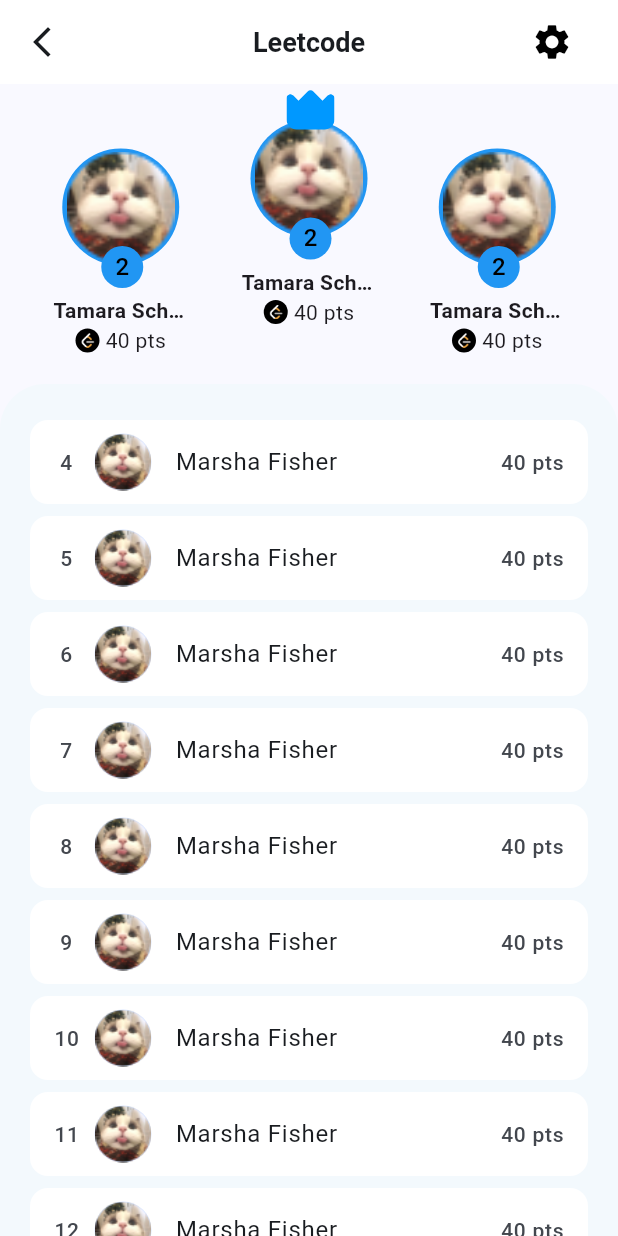
After one commit to FU-DEVER-ORG/FU-DEVER-Dashboard-Mobile, a Flutter app: the LeaderBoard screen opened by its route, on a phone screen of 412 x 824 dp. The commit adds this screen. Run offline on Flutter 3.47's test engine with Material 3 defaults, Android fonts, the phone set to English and light mode, and no system bars; our stand-ins replace auto_size_text, flutter_easyloading, flutter_riverpod, flutter_secure_storage, flutter_svg, flutter_widget_from_html and 5 more; missing offline and left inert: cloudinary_url_gen, flutter_quill, vsc_quill_delta_to_html; accounts and stored records are empty; network calls fail; project files that could hold a hidden picture were left out.

Commit message:
add UI leaderBoard

```diff
--- /dev/null
+++ b/lib/modules/screens/home/leader_board.dart
@@ -0,0 +1,156 @@
+import 'package:flutter/cupertino.dart';
+import 'package:flutter/material.dart';
+import 'package:flutter/widgets.dart';
+import 'package:fudever_dashboard/modules/widgets/custom_text_fields.dart';
+import 'package:fudever_dashboard/modules/widgets/grid_item.dart';
+
+class LeaderBoard extends StatefulWidget {
+  const LeaderBoard({super.key});
+
+  @override
+  State<LeaderBoard> createState() => _LeaderBoardState();
+}
+
+class _LeaderBoardState extends State<LeaderBoard> {
+  final leetcodeController = TextEditingController();
+
+  @override
+  Widget build(BuildContext context) {
+    double screenWidth = MediaQuery.of(context).size.width;
+    return Scaffold(
+      appBar: AppBar(
+        title: Text(
+          "Leetcode",
+          style: TextStyle(color: Theme
+              .of(context)
+              .colorScheme
+              .onBackground),
+        ),
+        backgroundColor: Theme
+            .of(context)
+            .colorScheme
+            .background,
+        centerTitle: true,
+        leading: GestureDetector(
+          onTap: () {
+            Navigator.of(context).pop(false);
+          },
+          child: Icon(
+            Icons.arrow_back_ios_new,
+            color: Theme
+                .of(context)
+                .colorScheme
+                .onBackground,
+          ),
+        ),
+        actions: [
+          IconButton(
+            onPressed: (){
+              showModalBottomSheet(context: context, builder: (builder){
+                return Wrap(
+                  children: [
+                    Container(
+                      color: Colors.white,
+                      padding: EdgeInsets.symmetric(horizontal: 16,vertical: 8),
+                      child: Column(
+                        children: [
+                          CustomField(title: "Leetcode username", hintText: "Nhập username leetcode của bạn", controller: leetcodeController, isCompulsory: true),
+                          const SizedBox(height: 10),
+                          Container(
+                            width: screenWidth,
+                            child: MaterialButton(
+                              padding: EdgeInsets.symmetric(vertical: 16),
+                              color: Theme.of(context).buttonTheme.colorScheme!.primary,
+                              onPressed: (){},
+                              shape: RoundedRectangleBorder(
+                                borderRadius: BorderRadius.circular(8.0),
+                              ),
+                              child: Text(
+                                "Xác nhận",
+                                style: TextStyle(
+                                  color: Theme
+                                      .of(context)
+                                      .colorScheme
+                                      .background,
+                                ),
+                              ),
+                            ),
+                          ),
+                        ],
+                      ),
+                    ),
+                  ]
+                );
+              });
+            },
+            icon: Icon(
+              Icons.settings,
+              color: Colors.black,
+              size: 28,
+            ),
+          ),
+          SizedBox(width: 20,)
+        ],
+      ),
+      body: Column(
+        mainAxisAlignment: MainAxisAlignment.spaceBetween,
+        children: [
+          Container(
+            width: screenWidth,
+            height: 200,
+            child: Row(
+              mainAxisAlignment: MainAxisAlignment.spaceEvenly,
+              children: [
+                TopLeaders(),
+                TopLeaders(isCenter: false,),
+                TopLeaders()
+              ],
+            ),
+          ),
+          Expanded(
+            child: Container(
+              decoration: BoxDecoration(
+                borderRadius: BorderRadius.vertical(top:Radius.circular(30)),
+                color: const Color.fromARGB(255, 243, 249, 253),
+              ),
+              padding: const EdgeInsets.only(left: 20.0,right: 20.0,top: 24),
+              child: ListView.builder(
+                itemCount: 20,
+                itemBuilder: (BuildContext context, index){
+                  return Container(
+                    decoration: BoxDecoration(
+                      borderRadius: BorderRadius.circular(12),
+                      color: Colors.white,
+                    ),
+                    margin: EdgeInsets.only(bottom: 8),
+                    child: ListTile(
+                      contentPadding: EdgeInsets.symmetric(horizontal: 16, vertical: 0),
+                      tileColor: Colors.transparent,
+                      leading: SizedBox(
+                        width: 65,
+                        child: Row(
+                          mainAxisAlignment: MainAxisAlignment.spaceBetween,
+                          crossAxisAlignment: CrossAxisAlignment.center,
+                          children: [
+                            Text((index>5)?'${index+4}':' ${index+4}'),
+                            SizedBox(width: 10,),
+                            CircleAvatar(
+                              radius: 19,
+                              child: Image.asset("assets/images/Avatar.png"),
+                            )
+                          ],
+                        ),
+                      ),
+                      title: Text("Marsha Fisher"),
+                      trailing: Text("40 pts"),
+                    ),
+                  );
+                },
+              ),
+            ),
+          )
+        ],
+      ),
+    );
+  }
+}
--- a/lib/modules/widgets/custom_text_fields.dart
+++ b/lib/modules/widgets/custom_text_fields.dart
@@ -245,7 +245,6 @@ class _CustomDateFieldState extends State<CustomDateField> with RestorationMixin
   }
 }
 
-
 class CustomDropdown extends StatefulWidget {
   const CustomDropdown({
     required this.title,
--- a/lib/modules/widgets/grid_item.dart
+++ b/lib/modules/widgets/grid_item.dart
@@ -1,5 +1,7 @@
 import 'package:auto_size_text/auto_size_text.dart';
+import 'package:flutter/cupertino.dart';
 import 'package:flutter/material.dart';
+import 'package:flutter/widgets.dart';
 import 'package:flutter_riverpod/flutter_riverpod.dart';
 import 'package:flutter_svg/flutter_svg.dart';
 import 'package:fudever_dashboard/models/member.dart';
@@ -173,3 +175,83 @@ class Social extends StatelessWidget {
     );
   }
 }
+
+class TopLeaders extends StatefulWidget {
+  const TopLeaders({super.key, this.isCenter=true});
+  final bool isCenter;
+
+  @override
+  State<TopLeaders> createState() => _TopLeadersState();
+}
+
+class _TopLeadersState extends State<TopLeaders> {
+  @override
+  Widget build(BuildContext context) {
+    return Column(
+      mainAxisAlignment: (widget.isCenter)?MainAxisAlignment.center:MainAxisAlignment.start,
+      crossAxisAlignment: CrossAxisAlignment.center,
+      children: [
+        SizedBox(height: 24,),
+        Stack(
+          children: [
+            CircleAvatar(
+              radius: 39,
+              backgroundColor: Colors.blue,
+              child: Image.asset(
+                "assets/images/Avatar.png",
+                fit: BoxFit.contain,
+                height: 74,
+                width: 74,
+              ),
+            ),
+            (!widget.isCenter)
+                ?
+            Transform.translate(
+              offset: Offset(24,-20),
+              child: SvgPicture.asset("assets/images/crown.svg")
+            )
+                :
+            Container(),
+            Transform.translate(
+              offset: Offset(26,65),
+              child: CircleAvatar(
+                radius: 14,
+                backgroundColor: Colors.blue,
+                foregroundColor: Colors.black,
+                child: Text(
+                  "2",
+                ),
+              ),
+            )
+          ]
+        ),
+        SizedBox(height: 20,),
+        Container(
+          width: 90,
+          child: Text(
+            "Tamara Schmidt Thang",
+            style: TextStyle(
+              fontWeight: FontWeight.bold
+            ),
+            overflow: TextOverflow.ellipsis,
+          ),
+        ),
+        Row(
+          children: [
+            CircleAvatar(
+              backgroundColor: Colors.black,
+              radius: 8,
+              child: Image.asset(
+                "assets/images/points.png",
+                height: 10,
+                width: 10,
+              ),
+            ),
+            SizedBox(width: 4,),
+            Text("40 pts"),
+          ],
+        )
+      ],
+    );
+  }
+}
```
Also changed, not shown: lib/modules/screens/home/activity.dart (added, +173 -0 lines), lib/modules/screens/home/home.dart (+2 -5 lines), lib/routes/routes.dart (+8 -1 lines), assets/images/crown.svg (added), assets/images/points.png (added), pubspec.lock, 2 other files.
